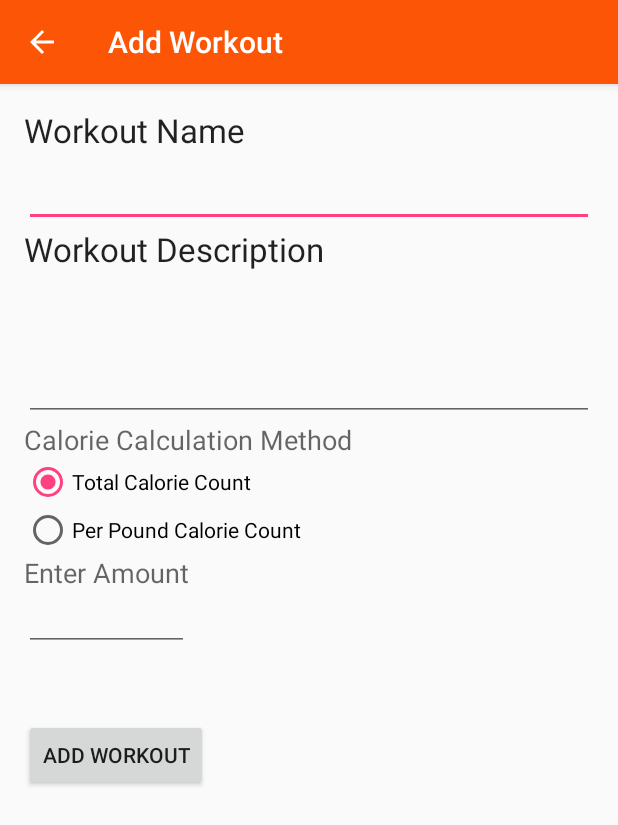
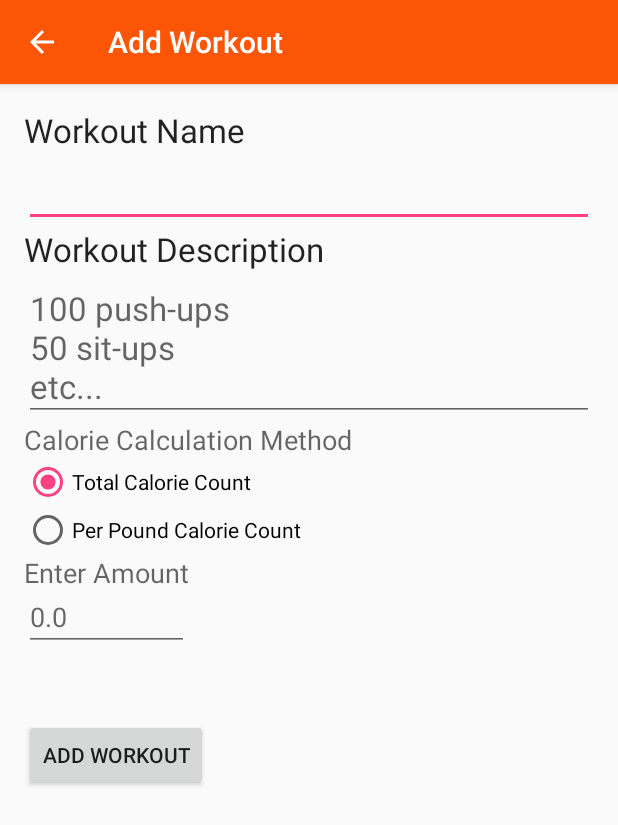
Before and after one commit to ChadFunckes/FitnessApplication, an Android app: the AddWorkoutActivity screen opened directly, with no data from a screen before it, on a phone screen of 412 x 824 dp. Shown: the top 825 px of the screen. Run offline under Robolectric (Android 15) with nearby library versions, the phone set to English and light mode, and no system bars.

Commit message:
added workout add functionality and completed delete workout functionality

```diff
--- a/app/src/main/java/ismgapps/fitnessapplication/AddWorkoutActivity.java
+++ b/app/src/main/java/ismgapps/fitnessapplication/AddWorkoutActivity.java
@@ -1,13 +1,19 @@
 package ismgapps.fitnessapplication;
 
+import android.content.ContentValues;
 import android.os.Bundle;
 import android.support.design.widget.FloatingActionButton;
 import android.support.design.widget.Snackbar;
 import android.support.v7.app.AppCompatActivity;
 import android.support.v7.widget.Toolbar;
 import android.view.View;
+import android.widget.EditText;
+import android.widget.RadioButton;
+import android.widget.RadioGroup;
 
 public class AddWorkoutActivity extends AppCompatActivity {
+    private EditText nameInput, descInput, calInput;
+    private RadioButton totalCal, perPoundCal;
 
     @Override
     protected void onCreate(Bundle savedInstanceState) {
@@ -15,8 +21,31 @@ public class AddWorkoutActivity extends AppCompatActivity {
         setContentView(R.layout.activity_add_workout);
         Toolbar toolbar = (Toolbar) findViewById(R.id.toolbar);
         setSupportActionBar(toolbar);
+        getSupportActionBar().setDisplayHomeAsUpEnabled(true);
 
-        getSupportActionBar().setDisplayHomeAsUpEnabled(true);
+        nameInput = (EditText) findViewById(R.id.workoutNameEditText);
+        descInput = (EditText) findViewById(R.id.workOutEditText);
+        calInput = (EditText) findViewById(R.id.calAmountEditText);
+        // radio button selections
+        totalCal = (RadioButton) findViewById(R.id.totalCalorieSelected);
+        perPoundCal = (RadioButton) findViewById(R.id.perPoundSelected);
+    }
+    // do this when the workout button is clicked
+    public void addWorkoutClicked(View view){
+        ContentValues values = new ContentValues();
+        values.put("Name", nameInput.getText().toString());
+        values.put("Description", descInput.getText().toString());
+        values.put("CAL_COUNT", Float.valueOf(calInput.getText().toString()));
+        if (totalCal.isChecked()){
+            values.put("IS_MULTIPLIER", 0);
+        }else {
+            values.put("IS_MULTIPLIER", 1);
+        }
+        int idInserted = MainActivity.dBhandler.insertWorkout(values); // put the data in the database, return the ID that was used
+        WorkoutData thisData = new WorkoutData(idInserted, nameInput.getText().toString(),
+                descInput.getText().toString() , values.getAsFloat("CAL_COUNT"), values.getAsInteger("IS_MULTIPLIER"));
+        WorkoutData.workouts.add(thisData); // add to list
+        finish();
     }
 
 }
--- a/app/src/main/res/layout/content_add_workout.xml
+++ b/app/src/main/res/layout/content_add_workout.xml
@@ -51,7 +51,8 @@
         android:layout_alignEnd="@+id/workoutNameEditText"
         android:textAppearance="?android:attr/textAppearanceLarge"
         android:maxLines="10"
-        android:maxLength="255" />
+        android:maxLength="255"
+        android:hint="100 push-ups\n50 sit-ups\netc..." />
 
     <TextView
         android:layout_width="wrap_content"
@@ -99,12 +100,13 @@
         android:layout_height="40dp"
         android:inputType="numberDecimal"
         android:ems="10"
-        android:id="@+id/editText3"
+        android:id="@+id/calAmountEditText"
         android:textAppearance="?android:attr/textAppearanceMedium"
         android:singleLine="true"
         android:layout_below="@+id/calorieEnterText"
         android:layout_alignEnd="@+id/calorieEnterText"
-        android:maxLength="5" />
+        android:maxLength="5"
+        android:hint="0.0" />
 
     <Button
         android:layout_width="wrap_content"
@@ -112,8 +114,9 @@
         android:text="Add Workout"
         android:id="@+id/addWorkoutButton"
         android:layout_marginTop="45dp"
-        android:layout_below="@+id/editText3"
-        android:layout_alignParentStart="true" />
+        android:layout_below="@+id/calAmountEditText"
+        android:layout_alignParentStart="true"
+        android:onClick="addWorkoutClicked" />
 
 
 </RelativeLayout>
```
Also changed, not shown: app/src/main/java/ismgapps/fitnessapplication/DBhandler.java (+9 -1 lines), app/src/main/java/ismgapps/fitnessapplication/WorkoutActivity.java (+8 -1 lines), app/src/main/java/ismgapps/fitnessapplication/WorkoutData.java (+4 -4 lines).
